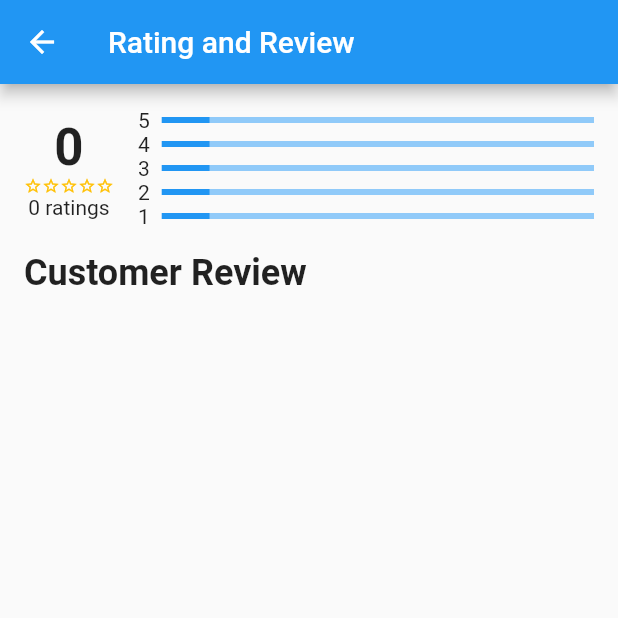
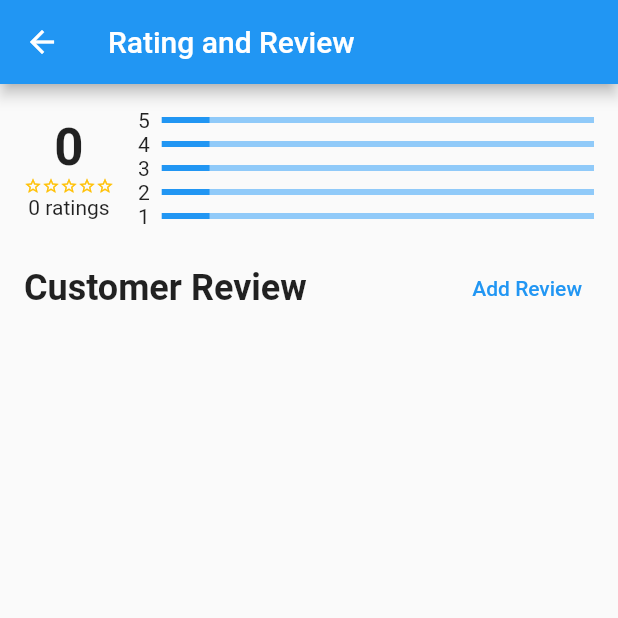
Before and after one commit to heyjuns/restaurant_app, a Flutter app: the RestaurantRatingReviewPage screen opened directly with empty values, on a phone screen of 412 x 824 dp, the top half of it. Run offline on Flutter 3.47's test engine with Material 2 defaults, Android fonts, the phone set to English and light mode, and no system bars; our stand-ins replace flutter_bloc, flutter_svg; network calls fail.

Commit message:
apdet bro

```diff
--- a/lib/modules/restaurants/features/restaurant_rating_review/restaurant_rating_review_cubit.dart
+++ b/lib/modules/restaurants/features/restaurant_rating_review/restaurant_rating_review_cubit.dart
@@ -0,0 +1,22 @@
+import 'package:flutter_bloc/flutter_bloc.dart';
+import 'package:restaurant_app/modules/restaurants/data/repositories/restaurant_impl.dart';
+
+import 'restaurant_rating_review_state.dart';
+
+class RestaurantRatingReviewCubit extends Cubit<RestaurantRatingReviewState> {
+  late RestaurantImpl restaurantImpl;
+  RestaurantRatingReviewCubit({
+    required this.restaurantImpl,
+  }) : super(RestaurantRatingReviewInitState());
+
+  Future<void> postRestaurantReview(
+      String id, String name, String review) async {
+    emit(RestaurantRatingReviewLoadingState());
+    var result = await restaurantImpl.postRestaurantReview(id, name, review);
+    if (result.error == false) {
+      emit(RestaurantRatingReviewLoadedState());
+    } else {
+      emit(RestaurantRatingReviewErrorState(result.message));
+    }
+  }
+}
--- a/lib/modules/restaurants/features/restaurant_rating_review/restaurant_rating_review_page.dart
+++ b/lib/modules/restaurants/features/restaurant_rating_review/restaurant_rating_review_page.dart
@@ -2,11 +2,31 @@ import 'dart:math';
 
 import 'package:flutter/material.dart';
 import 'package:restaurant_app/modules/restaurants/domain/entities/restaurant_detail_entity.dart';
+import 'package:restaurant_app/modules/restaurants/features/restaurant_rating_review/restaurant_rating_review_cubit.dart';
 
-class RestaurantRatingReviewPage extends StatelessWidget {
+import '../../data/repositories/restaurant_impl.dart';
+
+class RestaurantRatingReviewPage extends StatefulWidget {
   static const routeName = "/restaurant-rating-review";
   final RestaurantDetailEntity restaurant;
   const RestaurantRatingReviewPage({super.key, required this.restaurant});
+
+  @override
+  State<RestaurantRatingReviewPage> createState() =>
+      _RestaurantRatingReviewPageState();
+}
+
+class _RestaurantRatingReviewPageState
+    extends State<RestaurantRatingReviewPage> {
+  late RestaurantRatingReviewCubit cubit;
+
+  @override
+  void initState() {
+    super.initState();
+    cubit = RestaurantRatingReviewCubit(
+      restaurantImpl: RestaurantImpl(),
+    );
+  }
 
   @override
   Widget build(BuildContext context) {
@@ -25,7 +45,7 @@ class RestaurantRatingReviewPage extends StatelessWidget {
                   mainAxisAlignment: MainAxisAlignment.center,
                   children: [
                     Text(
-                      restaurant.rating.toString(),
+                      widget.restaurant.rating.toString(),
                       style: Theme.of(context)
                           .textTheme
                           .headlineMedium!
@@ -36,35 +56,35 @@ class RestaurantRatingReviewPage extends StatelessWidget {
                     Row(
                       children: [
                         Icon(
-                          restaurant.rating > 0
+                          widget.restaurant.rating > 0
                               ? Icons.star_rounded
                               : Icons.star_outline,
                           size: 12,
                           color: Colors.amber,
                         ),
                         Icon(
-                          restaurant.rating > 1
+                          widget.restaurant.rating > 1
                               ? Icons.star_rounded
                               : Icons.star_outline,
                           size: 12,
                           color: Colors.amber,
                         ),
                         Icon(
-                          restaurant.rating > 2
+                          widget.restaurant.rating > 2
                               ? Icons.star_rounded
                               : Icons.star_outline,
                           size: 12,
                           color: Colors.amber,
                         ),
                         Icon(
-                          restaurant.rating > 3
+                          widget.restaurant.rating > 3
                               ? Icons.star_rounded
                               : Icons.star_outline,
                           size: 12,
                           color: Colors.amber,
                         ),
                         Icon(
-                          restaurant.rating > 4
+                          widget.restaurant.rating > 4
                               ? Icons.star_rounded
                               : Icons.star_outline,
                           size: 12,
@@ -73,7 +93,7 @@ class RestaurantRatingReviewPage extends StatelessWidget {
                       ],
                     ),
                     Text(
-                        '${restaurant.customerReviews.length.toString()} ratings')
+                        '${widget.restaurant.customerReviews.length.toString()} ratings')
                   ],
                 ),
                 const VerticalDivider(
@@ -95,6 +115,9 @@ class RestaurantRatingReviewPage extends StatelessWidget {
             const SizedBox(
               height: 16,
             ),
+            Row(
+              mainAxisAlignment: MainAxisAlignment.spaceBetween,
+              children: [
                 Text(
                   'Customer Review',
                   style: Theme.of(context)
@@ -102,20 +125,78 @@ class RestaurantRatingReviewPage extends StatelessWidget {
                       .headlineSmall!
                       .copyWith(fontWeight: FontWeight.bold),
                 ),
+                TextButton(
+                  onPressed: () {
+                    showDialog(
+                      context: context,
+                      builder: (context) {
+                        TextEditingController name = TextEditingController();
+                        TextEditingController review = TextEditingController();
+                        return AlertDialog(
+                          title: const Text('Tell us about the restaurant'),
+                          content: IntrinsicHeight(
+                            child: Column(
+                              children: [
+                                TextField(
+                                  controller: name,
+                                  decoration: const InputDecoration(
+                                    label: Text('Name'),
+                                  ),
+                                ),
+                                TextField(
+                                  controller: review,
+                                  decoration: const InputDecoration(
+                                    label: Text('Review'),
+                                  ),
+                                ),
+                              ],
+                            ),
+                          ),
+                          actions: [
+                            TextButton(
+                                style: TextButton.styleFrom(
+                                    foregroundColor: Colors.red),
+                                onPressed: () {
+                                  Navigator.pop(context);
+                                },
+                                child: const Text('Cancel')),
+                            ElevatedButton(
+                                onPressed: () {
+                                  print(
+                                      'name: ${name.text} review: ${review.text}');
+                                  cubit.postRestaurantReview(
+                                      widget.restaurant.id,
+                                      name.text,
+                                      review.text);
+                                },
+                                child: const Text(
+                                  'Add Review',
+                                )),
+                          ],
+                        );
+                      },
+                    );
+                  },
+                  child: const Text('Add Review'),
+                ),
+              ],
+            ),
             Expanded(
               child: ListView.separated(
-                itemCount: restaurant.customerReviews.length,
+                itemCount: widget.restaurant.customerReviews.length,
                 separatorBuilder: (BuildContext context, int index) {
                   return const Divider();
                 },
                 itemBuilder: (BuildContext context, int index) {
                   return ListTile(
                     leading: CircleAvatar(
-                        child: Text(restaurant.customerReviews[index].name[0]
+                        child: Text(widget
+                            .restaurant.customerReviews[index].name[0]
                             .toUpperCase())),
-                    title: Text(restaurant.customerReviews[index].review),
+                    title:
+                        Text(widget.restaurant.customerReviews[index].review),
                     subtitle: Text(
-                        "${restaurant.customerReviews[index].name} - ${restaurant.customerReviews[index].date}"),
+                        "${widget.restaurant.customerReviews[index].name} - ${widget.restaurant.customerReviews[index].date}"),
                   );
                 },
               ),
--- a/lib/modules/restaurants/features/restaurant_rating_review/restaurant_rating_review_state.dart
+++ b/lib/modules/restaurants/features/restaurant_rating_review/restaurant_rating_review_state.dart
@@ -0,0 +1,15 @@
+abstract class RestaurantRatingReviewState {}
+
+class RestaurantRatingReviewInitState extends RestaurantRatingReviewState {}
+
+class RestaurantRatingReviewNoInternetState
+    extends RestaurantRatingReviewState {}
+
+class RestaurantRatingReviewLoadedState extends RestaurantRatingReviewState {}
+
+class RestaurantRatingReviewLoadingState extends RestaurantRatingReviewState {}
+
+class RestaurantRatingReviewErrorState extends RestaurantRatingReviewState {
+  late final String errorMessage;
+  RestaurantRatingReviewErrorState(this.errorMessage);
+}
```
Also changed, not shown: lib/modules/restaurants/data/repositories/restaurant_impl.dart (+27 -3 lines). Lines whose indentation alone changed are shown as unchanged.
